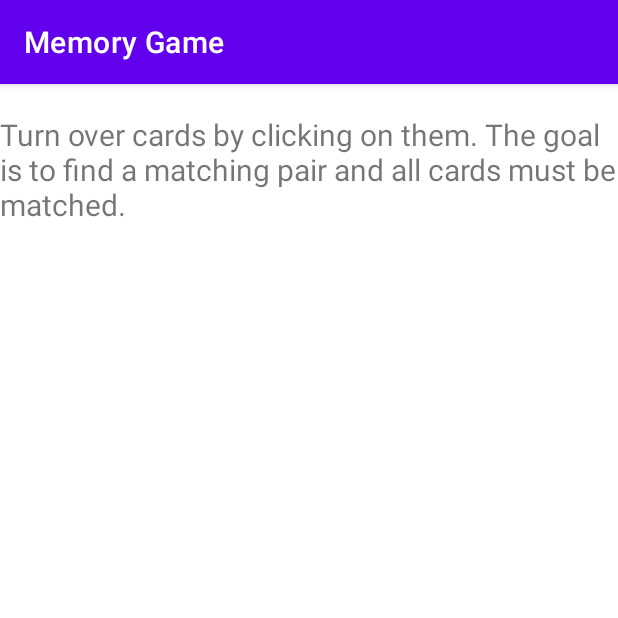
After one commit to speedytman/Memory_Game, an Android app: the HelpActivity screen opened directly, with no data from a screen before it, on a phone screen of 412 x 824 dp, the top half of it. The commit adds this screen. Run offline under Robolectric (Android 15) with nearby library versions, the phone set to English and light mode, and no system bars.

Commit message:
Added help button & help activity

```diff
--- /dev/null
+++ b/app/src/main/java/com/example/memorygame/HelpActivity.java
@@ -0,0 +1,14 @@
+package com.example.memorygame;
+
+import androidx.appcompat.app.AppCompatActivity;
+
+import android.os.Bundle;
+
+public class HelpActivity extends AppCompatActivity {
+
+    @Override
+    protected void onCreate(Bundle savedInstanceState) {
+        super.onCreate(savedInstanceState);
+        setContentView(R.layout.activity_help);
+    }
+}
--- a/app/src/main/java/com/example/memorygame/HomeActivity.java
+++ b/app/src/main/java/com/example/memorygame/HomeActivity.java
@@ -37,5 +37,9 @@ public class HomeActivity extends AppCompatActivity {
     public void onSettingsButtonClick(View view){
 
     }
+    // Help button that goes to separate page
+    public void onHelpClick(View view){
+        startActivity(new Intent(this, HelpActivity.class));
+    }
 
 }
--- /dev/null
+++ b/app/src/main/res/layout/activity_help.xml
@@ -0,0 +1,17 @@
+<?xml version="1.0" encoding="utf-8"?>
+<LinearLayout xmlns:android="http://schemas.android.com/apk/res/android"
+    xmlns:app="http://schemas.android.com/apk/res-auto"
+    xmlns:tools="http://schemas.android.com/tools"
+    android:layout_width="match_parent"
+    android:layout_height="match_parent"
+    tools:context=".HelpActivity">
+    <TextView
+
+        android:layout_marginTop="20dp"
+        android:textSize="20sp"
+        android:layout_width="wrap_content"
+        android:layout_height="wrap_content"
+        android:text="@string/help_text" />
+
+
+</LinearLayout>
--- a/app/src/main/res/values/strings.xml
+++ b/app/src/main/res/values/strings.xml
@@ -7,4 +7,5 @@
     <string name="reset">Reset</string>
     <string name="home_play">Play</string>
     <string name="home_settings">Settings</string>
+    <string name="help_text">Turn over cards by clicking on them. The goal is to find a matching pair and all cards must be matched.</string>
 </resources>
```
Also changed, not shown: app/src/main/AndroidManifest.xml (+6 -3 lines), app/src/main/res/layout/activity_home.xml (+9 -0 lines).
